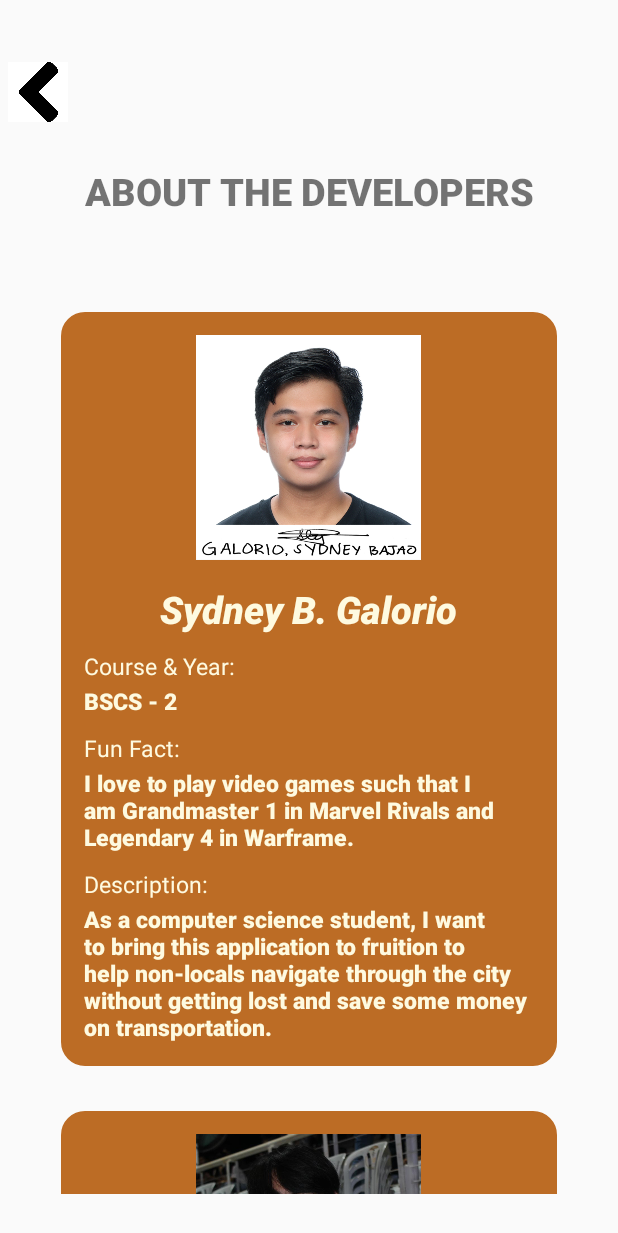
After one commit to aaronjacalan/Biyahe_Clone_1, an Android app: the DeveloperActivity screen opened directly, with no data from a screen before it, on a phone screen of 412 x 824 dp. The commit adds this screen. Shown: the top 1233 px of the screen. Run offline under Robolectric (Android 15) with nearby library versions, the phone set to English and light mode, and no system bars.

Commit message:
- Integrated DeveloperActivity - Added required drawables and color values for DeveloperActivity

```diff
--- /dev/null
+++ b/app/src/main/java/com/android/biyahe/utils/DeveloperActivity.kt
@@ -0,0 +1,21 @@
+package com.android.biyahe.utils
+
+import android.app.Activity
+import android.os.Bundle
+import android.util.Log
+import android.widget.ImageButton
+import com.android.biyahe.R
+
+class DeveloperActivity : Activity() {
+    override fun onCreate(savedInstanceState: Bundle?) {
+        super.onCreate(savedInstanceState)
+        setContentView(R.layout.activity_developer)
+
+        val btnBack = findViewById<ImageButton>(R.id.developer_previous)
+        btnBack.setOnClickListener() {
+            Log.e("DeveloperActivity", "Retracing back towards SettingActivity")
+            finish()
+        }
+
+    }
+}
--- /dev/null
+++ b/app/src/main/res/drawable/dev_background.xml
@@ -0,0 +1,12 @@
+<?xml version="1.0" encoding="utf-8"?>
+<shape xmlns:android="http://schemas.android.com/apk/res/android"
+    android:shape="rectangle">
+
+        <solid
+            android:color="@color/dev_solid"/>
+        <corners
+            android:radius="15dp"/>
+        <stroke
+            android:color="@color/dev_solid"
+            android:width="1dp"/>
+</shape>
--- /dev/null
+++ b/app/src/main/res/layout/activity_developer.xml
@@ -0,0 +1,237 @@
+<?xml version="1.0" encoding="utf-8"?>
+<androidx.constraintlayout.widget.ConstraintLayout xmlns:android="http://schemas.android.com/apk/res/android"
+    xmlns:app="http://schemas.android.com/apk/res-auto"
+    xmlns:tools="http://schemas.android.com/tools"
+    android:id="@+id/main"
+    android:layout_width="match_parent"
+    android:layout_height="match_parent"
+    tools:context=".utils.DeveloperActivity">
+
+    <Space
+        android:id="@+id/top_space"
+        android:layout_width="match_parent"
+        android:layout_height="0dp"
+        app:layout_constraintHeight_percent="0.050"
+        app:layout_constraintTop_toTopOf="parent"/>
+
+    <ImageButton
+        android:id="@+id/developer_previous"
+        android:layout_width="40dp"
+        android:layout_height="40dp"
+        android:background="@color/white"
+        android:contentDescription="Previous Button"
+        android:scaleType="centerInside"
+        android:src="@drawable/icon_prev_arrow"
+        android:layout_marginStart="-15dp"
+        app:layout_constraintStart_toStartOf="@+id/developer_scrollpane"
+        app:layout_constraintTop_toBottomOf="@+id/top_space" />
+
+    <Space
+        android:id="@+id/top_space2"
+        android:layout_width="match_parent"
+        android:layout_height="0dp"
+        app:layout_constraintHeight_percent="0.035"
+        app:layout_constraintTop_toBottomOf="@id/developer_previous"/>
+
+    <TextView
+        android:id="@+id/developer_title"
+        android:layout_width="wrap_content"
+        android:layout_height="wrap_content"
+        android:text="ABOUT THE DEVELOPERS"
+        android:textFontWeight="5000"
+        android:textSize="25sp"
+        app:layout_constraintEnd_toEndOf="parent"
+        app:layout_constraintStart_toStartOf="parent"
+        app:layout_constraintTop_toBottomOf="@+id/top_space2" />
+
+    <Space
+        android:id="@+id/top_space3"
+        android:layout_width="match_parent"
+        android:layout_height="0dp"
+        app:layout_constraintHeight_percent="0.035"
+        app:layout_constraintTop_toBottomOf="@id/developer_title"/>
+
+    <ScrollView
+        android:id="@+id/developer_scrollpane"
+        android:layout_width="0dp"
+        android:layout_height="0dp"
+        android:padding="10dp"
+        android:scrollbars="none"
+        app:layout_constraintBottom_toBottomOf="parent"
+        app:layout_constraintEnd_toEndOf="parent"
+        app:layout_constraintHeight_percent="0.75"
+        app:layout_constraintStart_toStartOf="parent"
+        app:layout_constraintTop_toBottomOf="@+id/top_space3"
+        app:layout_constraintVertical_bias="0.45"
+        app:layout_constraintWidth_percent="0.9">
+
+        <LinearLayout
+            android:layout_width="match_parent"
+            android:layout_height="wrap_content"
+            android:orientation="vertical"
+            android:padding="10dp">
+
+            <LinearLayout
+                android:layout_width="match_parent"
+                android:layout_height="wrap_content"
+                android:orientation="vertical"
+                android:padding="15dp"
+                android:background="@drawable/dev_background">
+
+                <ImageView
+                    android:id="@+id/developer1"
+                    android:layout_width="150dp"
+                    android:layout_height="150dp"
+                    android:layout_gravity="center"
+                    android:contentDescription="Developer 2"
+                    android:src="@drawable/dev2" />
+
+                <TextView
+                    android:layout_width="wrap_content"
+                    android:layout_height="wrap_content"
+                    android:layout_marginTop="15dp"
+                    android:layout_gravity="center"
+                    android:text="Sydney B. Galorio"
+                    android:textFontWeight="5000"
+                    android:textSize="25sp"
+                    android:textStyle="italic"
+                    android:textColor="@color/dev_text"/>
+
+                <TextView
+                    android:layout_width="wrap_content"
+                    android:layout_height="wrap_content"
+                    android:layout_marginTop="10dp"
+                    android:text="Course &amp; Year:"
+                    android:textSize="15sp"
+                    android:textColor="@color/dev_text" />
+
+                <TextView
+                    android:layout_width="wrap_content"
+                    android:layout_height="wrap_content"
+                    android:layout_marginTop="2dp"
+                    android:text="BSCS - 2"
+                    android:textFontWeight="5000"
+                    android:textSize="15sp"
+                    android:textColor="@color/dev_text" />
+
+                <TextView
+                    android:layout_width="wrap_content"
+                    android:layout_height="wrap_content"
+                    android:layout_marginTop="10dp"
+                    android:text="Fun Fact:"
+                    android:textSize="15sp"
+                    android:textColor="@color/dev_text" />
+
+                <TextView
+                    android:layout_width="wrap_content"
+                    android:layout_height="wrap_content"
+                    android:layout_marginTop="2dp"
+                    android:text="I love to play video games such that I am Grandmaster 1 in Marvel Rivals and Legendary 4 in Warframe."
+                    android:textFontWeight="5000"
+                    android:textSize="15sp"
+                    android:textColor="@color/dev_text" />
+
+                <TextView
+                    android:layout_width="wrap_content"
+                    android:layout_height="wrap_content"
+                    android:layout_marginTop="10dp"
+                    android:text="Description:"
+                    android:textSize="15sp"
+                    android:textColor="@color/dev_text" />
+
+                <TextView
+                    android:layout_width="wrap_content"
+                    android:layout_height="wrap_content"
+                    android:layout_marginTop="2dp"
+                    android:text="As a computer science student, I want to bring this application to fruition to help non-locals navigate through the city without getting lost and save some money on transportation."
+                    android:textFontWeight="5000"
+                    android:textSize="15sp"
+                    android:textColor="@color/dev_text" />
+
+            </LinearLayout>
+
+            <LinearLayout
+                android:layout_width="match_parent"
+                android:layout_marginTop="30dp"
+                android:layout_height="wrap_content"
+                android:orientation="vertical"
+                android:padding="15dp"
+                android:background="@drawable/dev_background">
+
+                <ImageView
+                    android:id="@+id/developer2"
+                    android:layout_width="150dp"
+                    android:layout_height="150dp"
+                    android:layout_gravity="center"
+                    android:contentDescription="Developer 2"
+                    android:src="@drawable/dev1" />
+
+                <TextView
+                    android:layout_width="wrap_content"
+                    android:layout_height="wrap_content"
+                    android:layout_marginTop="15dp"
+                    android:layout_gravity="center"
+                    android:text="Aaron Rey A. Jacalan"
+                    android:textFontWeight="5000"
+                    android:textSize="25sp"
+                    android:textStyle="italic"
+                    android:textColor="@color/dev_text" />
+
+                <TextView
+                    android:layout_width="wrap_content"
+                    android:layout_height="wrap_content"
+                    android:layout_marginTop="10dp"
+                    android:text="Course &amp; Year:"
+                    android:textSize="15sp"
+                    android:textColor="@color/dev_text" />
+
+                <TextView
+                    android:layout_width="wrap_content"
+                    android:layout_height="wrap_content"
+                    android:layout_marginTop="2dp"
+                    android:text="BSCS - 2"
+                    android:textFontWeight="5000"
+                    android:textSize="15sp"
+                    android:textColor="@color/dev_text" />
+
+                <TextView
+                    android:layout_width="wrap_content"
+                    android:layout_height="wrap_content"
+                    android:layout_marginTop="10dp"
+                    android:text="Fun Fact:"
+                    android:textSize="15sp"
+                    android:textColor="@color/dev_text" />
+
+                <TextView
+                    android:layout_width="wrap_content"
+                    android:layout_height="wrap_content"
+                    android:layout_marginTop="2dp"
+                    android:text="Hello, I am [your name], i am currently a [your year] year [your course] student. I like playing video games such as [insert games here such as FPS, sandbox, indie games, etc.] and my hobbies include [insert hobbies here such as playing football, traveling, biking etc.]. "
+                    android:textFontWeight="5000"
+                    android:textSize="15sp"
+                    android:textColor="@color/dev_text" />
+
+                <TextView
+                    android:layout_width="wrap_content"
+                    android:layout_height="wrap_content"
+                    android:layout_marginTop="10dp"
+                    android:text="Description:"
+                    android:textSize="15sp"
+                    android:textColor="@color/dev_text" />
+
+                <TextView
+                    android:layout_width="wrap_content"
+                    android:layout_height="wrap_content"
+                    android:layout_marginTop="2dp"
+                    android:text="I created this app with the goal of making it easier for people to navigate around Cebu using public transportation. The app is designed to help locals and visitors alike by providing clear, up-to-date information about routes, schedules, and the most efficient ways to get from one place to another. Whether you're a daily commuter or someone new to the area, the app aims to simplify your travel experience, making public transportation more accessible and less stressful. With this tool, everyone can feel more confident and empowered when getting around Cebu, making their journeys smoother and more convenient."
+                    android:textFontWeight="5000"
+                    android:textSize="15sp"
+                    android:textColor="@color/dev_text" />
+
+            </LinearLayout>
+
+        </LinearLayout>
+
+    </ScrollView>
+
+</androidx.constraintlayout.widget.ConstraintLayout>
--- a/app/src/main/res/layout/activity_landing.xml
+++ b/app/src/main/res/layout/activity_landing.xml
@@ -153,7 +153,7 @@
             android:layout_weight="1"
             android:background="@color/blue_theme"
             android:scaleType="centerInside"
-            android:src="@drawable/icon_home" />
+            android:src="@drawable/icon_current_home" />
 
         <ImageButton
             android:id="@+id/btn_route"
--- a/app/src/main/res/values/colors.xml
+++ b/app/src/main/res/values/colors.xml
@@ -7,4 +7,6 @@
     <color name="yellowgreen">#FFa6ff00</color>
     <color name="forgot_blue">#0000FF</color>
     <color name="blue_theme">#006994</color>
+    <color name="dev_text">#fefae0</color>
+    <color name="dev_solid">#bc6c25</color>
 </resources>
```
Also changed, not shown: app/src/main/AndroidManifest.xml (+3 -6 lines), app/src/main/res/drawable/dev1.png (added), app/src/main/res/drawable/dev2.jpg (added), app/src/main/res/drawable/icon_current_home.png (added), app/src/main/res/drawable/icon_prev_arrow.png (added).
